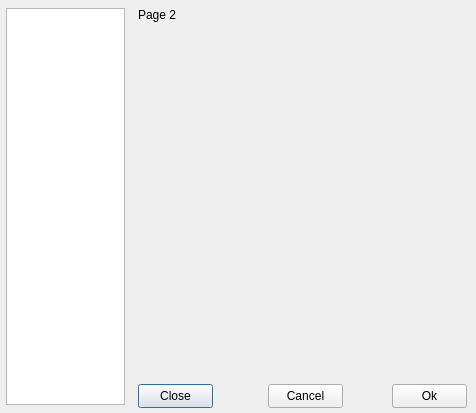
This is harbour/contrib/hbide/resources/setup.ui in harbour/core as Qt 5 draws it before an edit. The edited form follows.
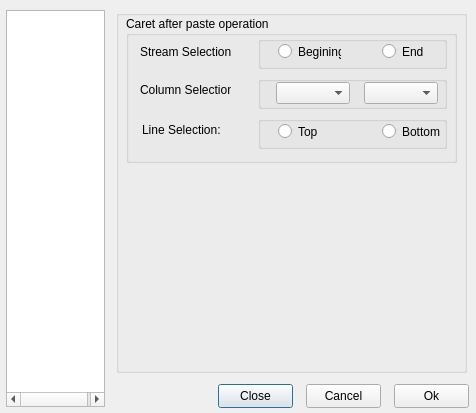
This is the edited form. The open tabs and pages were chosen to show the change.

Commit message:
2010-06-08 09:21 UTC-0800 Pritpal Bedi (bedipritpal@hotmail.com)   + contrib/hbide/resources/idepreferences.png     + Icon for "hbIDE Setup" option.
  * contrib/hbide/resources/setup.ui
  * contrib/hbide/resources/setup.uic
    ! Some more advancement.

  * contrib/hbide/hbide.prg
  * contrib/hbide/ideactions.prg
  * contrib/hbide/ideharbourhelp.prg
    ! Fixed a bug where multiple enteries were retained after "Refresh"
      in Documentation Viewer's <Index> tab.
  * contrib/hbide/idesaveload.prg
    ! Advances in hbIDE Setup front.

Patch:
```diff
--- a/harbour/contrib/hbide/resources/setup.ui
+++ b/harbour/contrib/hbide/resources/setup.ui
@@ -17,8 +17,8 @@
    <property name="geometry">
     <rect>
      <x>6</x>
-     <y>8</y>
-     <width>119</width>
+     <y>10</y>
+     <width>99</width>
      <height>397</height>
     </rect>
    </property>
@@ -37,43 +37,206 @@
   <widget class="QStackedWidget" name="stackedWidget">
    <property name="geometry">
     <rect>
-     <x>136</x>
-     <y>10</y>
-     <width>331</width>
-     <height>357</height>
+     <x>116</x>
+     <y>8</y>
+     <width>351</width>
+     <height>367</height>
     </rect>
    </property>
    <property name="currentIndex">
     <number>0</number>
    </property>
    <widget class="QWidget" name="page">
-    <widget class="QLabel" name="label_2">
+    <widget class="QGroupBox" name="groupBox">
      <property name="geometry">
       <rect>
-       <x>2</x>
-       <y>-2</y>
-       <width>46</width>
-       <height>14</height>
+       <x>0</x>
+       <y>2</y>
+       <width>351</width>
+       <height>365</height>
       </rect>
      </property>
-     <property name="text">
-      <string>Page 1</string>
+     <property name="title">
+      <string/>
      </property>
     </widget>
    </widget>
    <widget class="QWidget" name="page_2">
-    <widget class="QLabel" name="label_3">
+    <widget class="QGroupBox" name="groupBox_2">
      <property name="geometry">
       <rect>
-       <x>2</x>
-       <y>-2</y>
-       <width>46</width>
-       <height>14</height>
+       <x>0</x>
+       <y>2</y>
+       <width>351</width>
+       <height>363</height>
       </rect>
      </property>
-     <property name="text">
-      <string>Page 2</string>
+     <property name="title">
+      <string/>
      </property>
+     <widget class="QGroupBox" name="groupBox_6">
+      <property name="geometry">
+       <rect>
+        <x>10</x>
+        <y>6</y>
+        <width>331</width>
+        <height>147</height>
+       </rect>
+      </property>
+      <property name="title">
+       <string>Caret after paste operation</string>
+      </property>
+      <widget class="QLabel" name="label">
+       <property name="geometry">
+        <rect>
+         <x>14</x>
+         <y>28</y>
+         <width>91</width>
+         <height>16</height>
+        </rect>
+       </property>
+       <property name="text">
+        <string>Stream Selection:</string>
+       </property>
+      </widget>
+      <widget class="QLabel" name="label_2">
+       <property name="geometry">
+        <rect>
+         <x>14</x>
+         <y>66</y>
+         <width>91</width>
+         <height>16</height>
+        </rect>
+       </property>
+       <property name="text">
+        <string>Column Selection:</string>
+       </property>
+      </widget>
+      <widget class="QLabel" name="label_3">
+       <property name="geometry">
+        <rect>
+         <x>16</x>
+         <y>106</y>
+         <width>89</width>
+         <height>16</height>
+        </rect>
+       </property>
+       <property name="text">
+        <string>Line Selection:</string>
+       </property>
+      </widget>
+      <widget class="QGroupBox" name="groupBox_7">
+       <property name="geometry">
+        <rect>
+         <x>132</x>
+         <y>20</y>
+         <width>189</width>
+         <height>33</height>
+        </rect>
+       </property>
+       <property name="title">
+        <string/>
+       </property>
+       <widget class="QRadioButton" name="radioButton">
+        <property name="geometry">
+         <rect>
+          <x>20</x>
+          <y>6</y>
+          <width>63</width>
+          <height>19</height>
+         </rect>
+        </property>
+        <property name="text">
+         <string>Begining</string>
+        </property>
+       </widget>
+       <widget class="QRadioButton" name="radioButton_2">
+        <property name="geometry">
+         <rect>
+          <x>124</x>
+          <y>6</y>
+          <width>59</width>
+          <height>19</height>
+         </rect>
+        </property>
+        <property name="text">
+         <string>End</string>
+        </property>
+       </widget>
+      </widget>
+      <widget class="QGroupBox" name="groupBox_8">
+       <property name="geometry">
+        <rect>
+         <x>132</x>
+         <y>60</y>
+         <width>189</width>
+         <height>33</height>
+        </rect>
+       </property>
+       <property name="title">
+        <string/>
+       </property>
+       <widget class="QComboBox" name="comboBox">
+        <property name="geometry">
+         <rect>
+          <x>18</x>
+          <y>6</y>
+          <width>74</width>
+          <height>22</height>
+         </rect>
+        </property>
+       </widget>
+       <widget class="QComboBox" name="comboBox_2">
+        <property name="geometry">
+         <rect>
+          <x>106</x>
+          <y>6</y>
+          <width>74</width>
+          <height>22</height>
+         </rect>
+        </property>
+       </widget>
+      </widget>
+      <widget class="QGroupBox" name="groupBox_9">
+       <property name="geometry">
+        <rect>
+         <x>132</x>
+         <y>100</y>
+         <width>189</width>
+         <height>33</height>
+        </rect>
+       </property>
+       <property name="title">
+        <string/>
+       </property>
+       <widget class="QRadioButton" name="radioButton_3">
+        <property name="geometry">
+         <rect>
+          <x>20</x>
+          <y>6</y>
+          <width>63</width>
+          <height>19</height>
+         </rect>
+        </property>
+        <property name="text">
+         <string>Top</string>
+        </property>
+       </widget>
+       <widget class="QRadioButton" name="radioButton_4">
+        <property name="geometry">
+         <rect>
+          <x>124</x>
+          <y>6</y>
+          <width>59</width>
+          <height>19</height>
+         </rect>
+        </property>
+        <property name="text">
+         <string>Bottom</string>
+        </property>
+       </widget>
+      </widget>
+     </widget>
     </widget>
    </widget>
    <widget class="QWidget" name="page_3">
@@ -117,17 +280,19 @@
       </rect>
      </property>
     </widget>
-    <widget class="QLabel" name="label">
+   </widget>
+   <widget class="QWidget" name="page_6">
+    <widget class="QGroupBox" name="groupBox_10">
      <property name="geometry">
       <rect>
-       <x>4</x>
-       <y>-4</y>
-       <width>121</width>
-       <height>16</height>
+       <x>0</x>
+       <y>2</y>
+       <width>351</width>
+       <height>365</height>
       </rect>
      </property>
-     <property name="text">
-      <string>Variables:</string>
+     <property name="title">
+      <string/>
      </property>
     </widget>
    </widget>
@@ -135,7 +300,7 @@
   <widget class="QPushButton" name="buttonClose">
    <property name="geometry">
     <rect>
-     <x>138</x>
+     <x>218</x>
      <y>384</y>
      <width>75</width>
      <height>24</height>
@@ -148,7 +313,7 @@
   <widget class="QPushButton" name="buttonCancel">
    <property name="geometry">
     <rect>
-     <x>268</x>
+     <x>306</x>
      <y>384</y>
      <width>75</width>
      <height>24</height>
@@ -161,7 +326,7 @@
   <widget class="QPushButton" name="buttonOk">
    <property name="geometry">
     <rect>
-     <x>392</x>
+     <x>394</x>
      <y>384</y>
      <width>75</width>
      <height>24</height>
```
Left out of the diff: 102 changed lines with no effect on the pictures. The commit also changes 7 other files.
